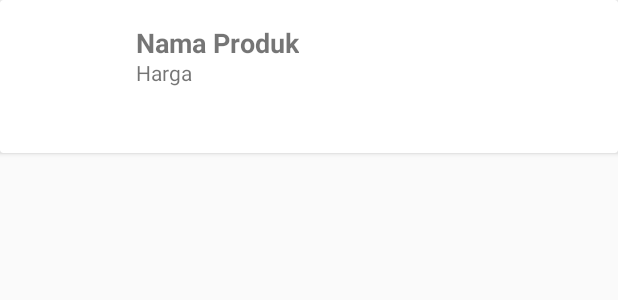
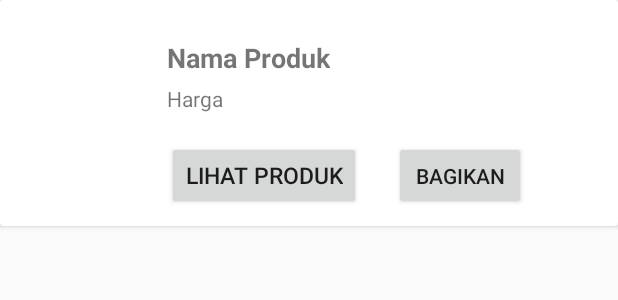
Before and after one commit to XxxxReynaldi/PesenMlijo, an Android app: the layout item_add_produk.xml on its own in the app's theme, with its tools: preview values and no code run, on a phone screen of 412 x 824 dp. Shown: the top 300 px of the screen. Run offline under Robolectric (Android 15) with nearby library versions, the phone set to English and light mode, and no system bars.

Commit message:
task_2 - fix_item_produk

```diff
--- a/app/src/main/res/layout/item_add_produk.xml
+++ b/app/src/main/res/layout/item_add_produk.xml
@@ -13,16 +13,18 @@
         android:orientation="vertical"
         android:padding="5dp">
 
+        <RelativeLayout
+            android:layout_width="match_parent"
+            android:layout_height="129dp"
+            android:layout_centerInParent="true">
         <!-- TextView Image-Produk -->
 
         <ImageView
             android:id="@+id/image_produk"
-            android:layout_width="70sp"
-            android:layout_height="70sp"
-
-
+            android:layout_width="75dp"
+            android:layout_height="100dp"
             android:layout_marginLeft="5dp"
-            android:layout_marginTop="5dp"
+            android:layout_marginTop="15dp"
             android:layout_marginBottom="5dp"
             />
         <!-- TextView Nama-Produk -->
@@ -30,9 +32,9 @@
             android:id="@+id/namaP"
             android:layout_width="wrap_content"
             android:layout_height="20dp"
-            android:layout_marginLeft="80dp"
-            android:layout_marginTop="5dp"
-
+            android:layout_marginTop="15dp"
+            android:layout_marginLeft="20dp"
+            android:layout_toRightOf="@id/image_produk"
             android:textStyle="bold"
             android:text="@string/nama_produk"
             android:textSize="18sp" />
@@ -42,13 +44,37 @@
             android:id="@+id/hargaP"
             android:layout_width="wrap_content"
             android:layout_height="20dp"
-            android:layout_marginLeft="80dp"
-            android:layout_marginTop="28dp"
+            android:layout_marginLeft="20dp"
+            android:layout_marginTop="10dp"
+            android:layout_below="@id/namaP"
+            android:layout_toRightOf="@id/image_produk"
+            android:text="@string/harga"
+            android:textSize="14sp" />
+
+        <Button
+            android:id="@+id/lihat_produk"
+            android:layout_width="wrap_content"
+            android:layout_height="wrap_content"
+            android:layout_marginLeft="20dp"
+            android:layout_marginTop="18dp"
+            android:layout_toRightOf="@id/image_produk"
+            android:layout_below="@id/hargaP"
+            android:text="@string/lihat_produk"
+
+            android:textSize="15sp"/>
+
+        <Button
+            android:id="@+id/bagikan"
+            android:layout_width="wrap_content"
+            android:layout_height="wrap_content"
+            android:layout_marginTop="18dp"
+            android:layout_marginLeft="22dp"
+            android:layout_toRightOf="@id/lihat_produk"
+            android:layout_below="@id/hargaP"
 
 
-            android:text="@string/harga"
-            android:textSize="14dp" />
-
+            android:text="@string/bagikan"/>
+        </RelativeLayout>
     </RelativeLayout>
 
 </androidx.cardview.widget.CardView>
--- a/app/src/main/res/values/strings.xml
+++ b/app/src/main/res/values/strings.xml
@@ -2,4 +2,6 @@
     <string name="app_name">PesenMlijo</string>
     <string name="nama_produk">Nama Produk</string>
     <string name="harga">Harga</string>
+    <string name="lihat_produk">Lihat Produk</string>
+    <string name="bagikan">Bagikan</string>
 </resources>
```
